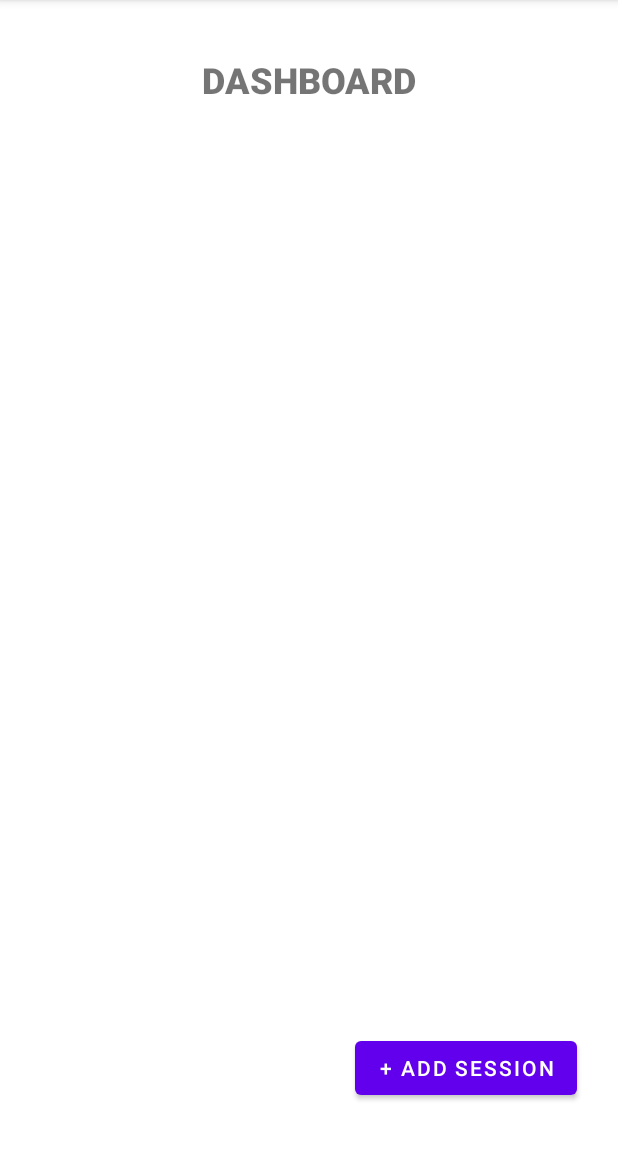
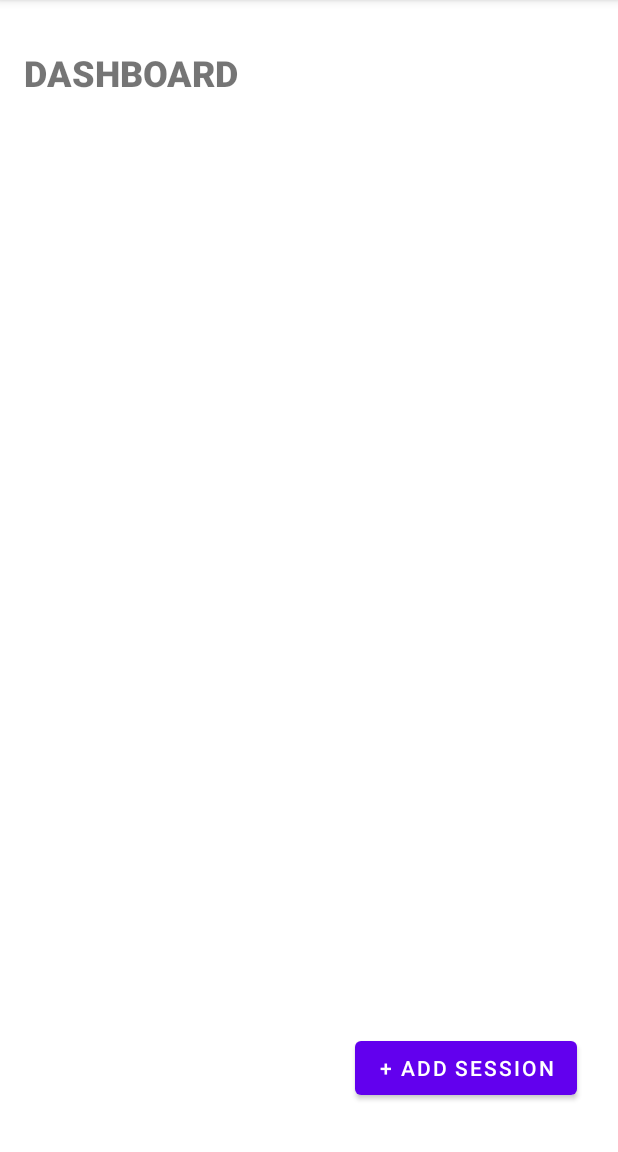
Before and after one commit to henly09/CC106_FinalProject_Montera, an Android app: the DashboardActivity screen opened directly, with no data from a screen before it, on a phone screen of 412 x 824 dp, the part 84-1236 px from its top. Run offline under Robolectric (Android 15) with nearby library versions, the phone set to English and light mode, and no system bars.

```diff
--- a/app/src/main/java/com/hcdc/cc106_finalproject_montera/DashboardActivity.java
+++ b/app/src/main/java/com/hcdc/cc106_finalproject_montera/DashboardActivity.java
@@ -2,13 +2,23 @@ package com.hcdc.cc106_finalproject_montera;
 
 import androidx.appcompat.app.AppCompatActivity;
 
+import android.content.Intent;
 import android.os.Bundle;
+import android.widget.TextView;
 
 public class DashboardActivity extends AppCompatActivity {
+
+    TextView accidmain;
 
     @Override
     protected void onCreate(Bundle savedInstanceState) {
         super.onCreate(savedInstanceState);
         setContentView(R.layout.activity_dashboard);
+
+        accidmain = findViewById(R.id.accid);
+        Intent intent = getIntent();
+        accidmain.setText(intent.getStringExtra("name"));
+
+
     }
 }
--- a/app/src/main/java/com/hcdc/cc106_finalproject_montera/MainActivity.java
+++ b/app/src/main/java/com/hcdc/cc106_finalproject_montera/MainActivity.java
@@ -52,7 +52,7 @@ public class MainActivity extends AppCompatActivity {
 
         timer = new Timer();
 
-        steprog.setProgressMax(200f);
+        steprog.setProgressMax(200f); // i initialize pasa user kung pila ka km iyang gusto idagan
         steprog.setProgressBarColor(Color.BLACK);
         steprog.setProgressBarColorStart(Color.GRAY);
         steprog.setProgressBarColorEnd(Color.GREEN);
--- a/app/src/main/java/com/hcdc/cc106_finalproject_montera/RegisterActivity.java
+++ b/app/src/main/java/com/hcdc/cc106_finalproject_montera/RegisterActivity.java
@@ -27,9 +27,8 @@ public class RegisterActivity extends AppCompatActivity {
         confirmpassword = findViewById(R.id.confirmpassword);
         createuser = findViewById(R.id.createuser);
 
-
         createuser.setOnClickListener(view -> {
-            if (passwordregistermain.equals(confirmpassword)){
+            if (passwordregistermain.getText().toString().equals(confirmpassword.getText().toString())){
                 register(emailregistermain.getText().toString(),passwordregistermain.getText().toString(),name.getText().toString());
             }
             else{
@@ -45,11 +44,11 @@ public class RegisterActivity extends AppCompatActivity {
         myDB = openOrCreateDatabase("cc106_pedometer.db", 0, null);
         ContentValues cv = new ContentValues();
         cv.put("name", name);
+        cv.put("status", "new");
         cv.put("email", password);
         cv.put("password", email);
         myDB.insert("useracc", null, cv);
         myDB.close();
-
         Intent intent = new Intent(RegisterActivity.this, LoginActivity.class);
         startActivity(intent);
         Toast.makeText(RegisterActivity.this, "Register Successfully!", Toast.LENGTH_SHORT).show();
--- a/app/src/main/res/layout/activity_dashboard.xml
+++ b/app/src/main/res/layout/activity_dashboard.xml
@@ -26,8 +26,10 @@
         android:textSize="24sp"
         app:layout_constraintBottom_toTopOf="@+id/rview"
         app:layout_constraintEnd_toEndOf="parent"
+        app:layout_constraintHorizontal_bias="0.059"
         app:layout_constraintStart_toStartOf="parent"
-        app:layout_constraintTop_toTopOf="parent" />
+        app:layout_constraintTop_toTopOf="parent"
+        app:layout_constraintVertical_bias="0.432" />
 
     <Button
         android:id="@+id/addsession"
@@ -41,4 +43,18 @@
         app:layout_constraintTop_toTopOf="parent"
         app:layout_constraintVertical_bias="0.956" />
 
+    <TextView
+        android:id="@+id/accid"
+        android:layout_width="wrap_content"
+        android:layout_height="wrap_content"
+        android:fontFamily="sans-serif-black"
+        android:text="TextView"
+        android:textSize="16sp"
+        app:layout_constraintBottom_toBottomOf="parent"
+        app:layout_constraintEnd_toEndOf="parent"
+        app:layout_constraintHorizontal_bias="0.892"
+        app:layout_constraintStart_toStartOf="parent"
+        app:layout_constraintTop_toTopOf="parent"
+        app:layout_constraintVertical_bias="0.036" />
+
 </androidx.constraintlayout.widget.ConstraintLayout>
```
Also changed, not shown: app/src/main/java/com/hcdc/cc106_finalproject_montera/LoginActivity.java (+19 -8 lines).
